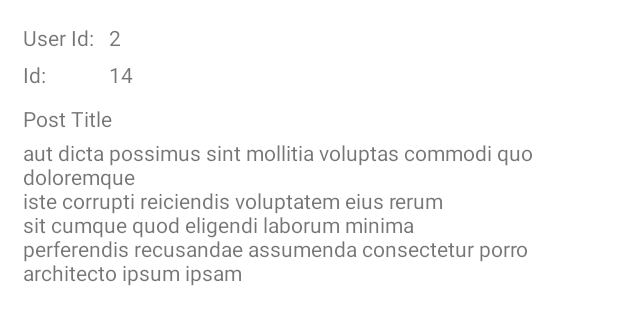
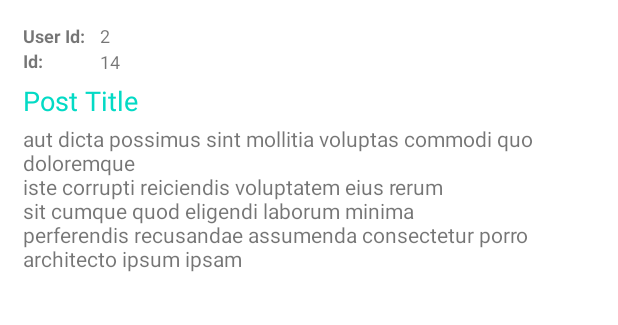
Before and after one commit to brian-onyando/jsonplaceholder, an Android app: the layout layout_post_item.xml on its own in the app's theme, with its tools: preview values and no code run, on a phone screen of 412 x 824 dp. Shown: the top 325 px of the screen. Run offline under Robolectric (Android 15) with nearby library versions, the phone set to English and light mode, and no system bars.

Commit message:
Beautified UI slightly

```diff
--- a/app/src/main/res/layout/layout_post_item.xml
+++ b/app/src/main/res/layout/layout_post_item.xml
@@ -11,6 +11,8 @@
         android:layout_width="wrap_content"
         android:layout_height="wrap_content"
         android:text="@string/label_user_id"
+        android:textStyle="bold"
+        android:textSize="12sp"
         app:layout_constraintTop_toTopOf="parent"
         app:layout_constraintStart_toStartOf="parent"/>
 
@@ -20,24 +22,27 @@
         android:layout_height="wrap_content"
         tools:text="2"
         android:layout_marginStart="10dp"
+        android:textSize="12sp"
         app:layout_constraintTop_toTopOf="@+id/tvUserIdLabel"
         app:layout_constraintBottom_toBottomOf="@+id/tvUserIdLabel"
         app:layout_constraintStart_toEndOf="@+id/tvUserIdLabel"/>
 
     <androidx.appcompat.widget.AppCompatTextView
         android:id="@+id/tvPostIdLabel"
-        android:layout_width="wrap_content"
-        android:layout_height="wrap_content"
+        android:layout_width="14dp"
+        android:layout_height="17dp"
         android:text="@string/label_post_id"
-        android:layout_marginTop="5dp"
-        app:layout_constraintTop_toBottomOf="@+id/tvUserIdLabel"
-        app:layout_constraintStart_toStartOf="@+id/tvUserIdLabel"/>
+        android:textStyle="bold"
+        android:textSize="12sp"
+        app:layout_constraintStart_toStartOf="@+id/tvUserIdLabel"
+        app:layout_constraintTop_toBottomOf="@+id/tvUserIdLabel" />
 
     <androidx.appcompat.widget.AppCompatTextView
         android:id="@+id/tvPostIdValue"
         android:layout_width="wrap_content"
         android:layout_height="wrap_content"
         tools:text="14"
+        android:textSize="12sp"
         app:layout_constraintTop_toTopOf="@+id/tvPostIdLabel"
         app:layout_constraintBottom_toBottomOf="@+id/tvPostIdLabel"
         app:layout_constraintStart_toStartOf="@+id/tvUserIdValue"/>
@@ -47,7 +52,9 @@
         android:layout_width="wrap_content"
         android:layout_height="wrap_content"
         tools:text="Post Title"
-        android:layout_marginTop="10dp"
+        android:layout_marginTop="5dp"
+        android:textColor="@color/teal_200"
+        android:textSize="18sp"
         app:layout_constraintTop_toBottomOf="@+id/tvPostIdLabel"
         app:layout_constraintStart_toStartOf="@+id/tvPostIdLabel"/>
 
@@ -57,6 +64,7 @@
         android:layout_height="wrap_content"
         tools:text="aut dicta possimus sint mollitia voluptas commodi quo doloremque\niste corrupti reiciendis voluptatem eius rerum\nsit cumque quod eligendi laborum minima\nperferendis recusandae assumenda consectetur porro architecto ipsum ipsam"
         android:layout_marginTop="3dp"
+        android:textSize="14sp"
         app:layout_constraintTop_toBottomOf="@+id/tvPostTitle"
         app:layout_constraintStart_toStartOf="@+id/tvPostTitle"/>
 </androidx.constraintlayout.widget.ConstraintLayout>
--- a/app/src/main/res/values/strings.xml
+++ b/app/src/main/res/values/strings.xml
@@ -2,4 +2,6 @@
     <string name="app_name">Json Placeholder</string>
     <string name="label_user_id">User Id:</string>
     <string name="label_post_id">Id:</string>
+    <string name="data_not_loaded">Could not load data! :(</string>
+    <string name="refresh">Refresh</string>
 </resources>
```
Also changed, not shown: app/src/main/java/com/ubunifuconcepts/jsonplaceholder/MainActivity.kt (+17 -1 lines), app/src/main/res/layout/activity_main.xml (+13 -2 lines).
